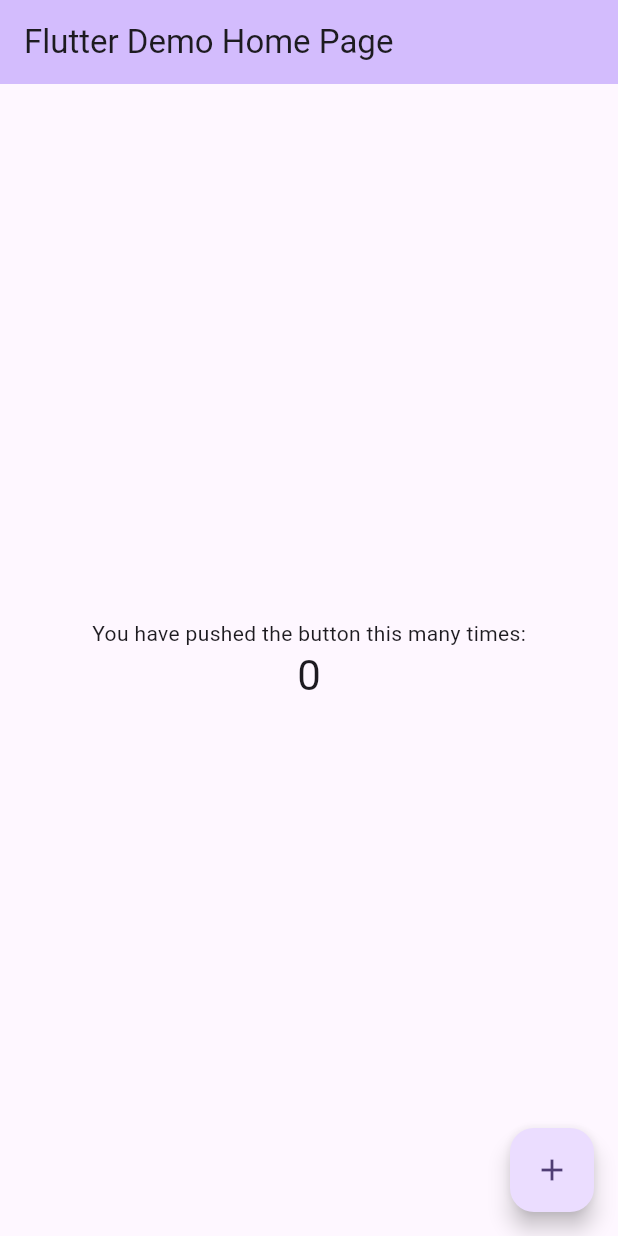
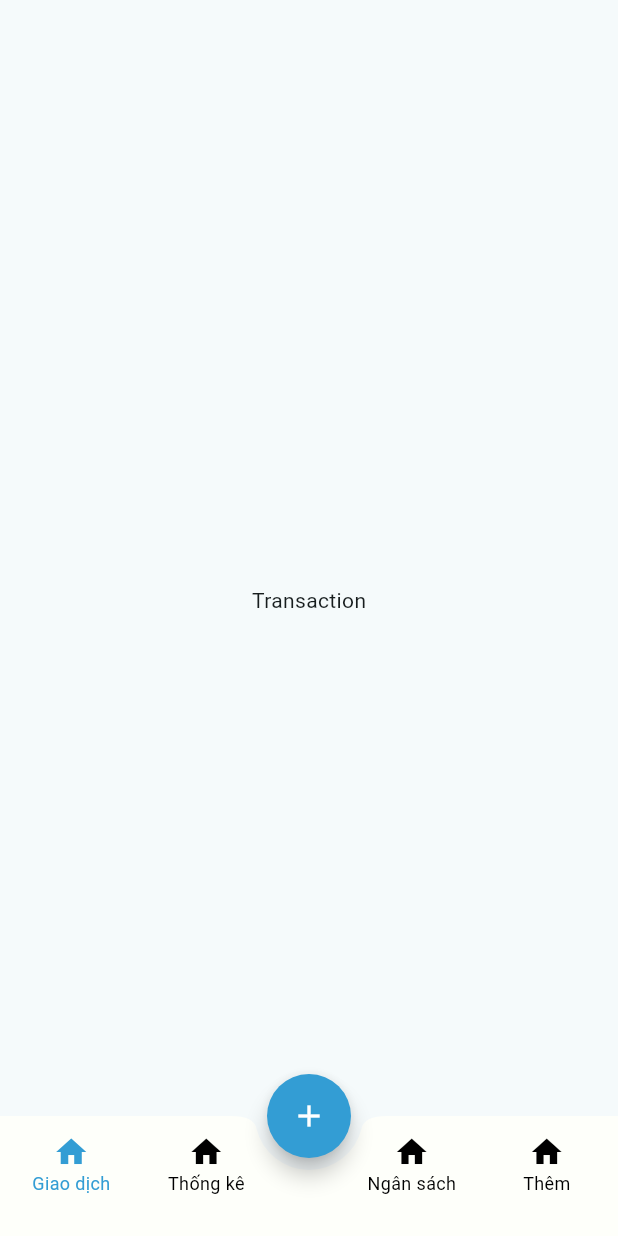
Before and after one commit to zont09/PersonalExpenseManagement, a Flutter app: the screen it shows after launch, on a phone screen of 412 x 824 dp. Run offline on Flutter 3.47's test engine with Material 3 defaults, Android fonts, the phone set to English and light mode, and no system bars.

Commit message:
Add bottom navigation

```diff
--- /dev/null
+++ b/lib/Resources/AppColor.dart
@@ -0,0 +1,9 @@
+import 'package:flutter/material.dart';
+
+class AppColors {
+  static const Color XanhDuong = Color(0xFF339DD4);
+  static const Color Cam = Color(0xFFFF7300);
+  static const Color CamNhat = Color(0xFFFEA42A);
+  static const Color XanhLaDam = Color(0xFF40A700);
+  static const Color Nen = Color(0xFFFEFFFA);
+}
--- /dev/null
+++ b/lib/Screen/Budget/Budget.dart
@@ -0,0 +1,9 @@
+import 'package:flutter/material.dart';
+
+class Budget extends StatelessWidget {
+  const Budget({super.key});
+  @override
+  Widget build(BuildContext context) {
+    return const Text("Budget");
+  }
+}
--- /dev/null
+++ b/lib/Screen/More/More.dart
@@ -0,0 +1,9 @@
+import 'package:flutter/material.dart';
+
+class More extends StatelessWidget {
+  const More({super.key});
+  @override
+  Widget build(BuildContext context) {
+    return const Text("More");
+  }
+}
--- /dev/null
+++ b/lib/Screen/Statistical/Statistical.dart
@@ -0,0 +1,9 @@
+import 'package:flutter/material.dart';
+
+class Statistical extends StatelessWidget {
+  const Statistical({super.key});
+  @override
+  Widget build(BuildContext context) {
+    return const Text("Statistical");
+  }
+}
--- /dev/null
+++ b/lib/Screen/Transaction/Transaction.dart
@@ -0,0 +1,9 @@
+import 'package:flutter/material.dart';
+
+class Transaction extends StatelessWidget {
+  const Transaction({super.key});
+  @override
+  Widget build(BuildContext context) {
+    return const Text("Transaction");
+  }
+}
--- a/lib/main.dart
+++ b/lib/main.dart
@@ -1,7 +1,20 @@
 import 'package:flutter/material.dart';
-
+import 'package:personal_expense_management/Screen/Budget/Budget.dart';
+import 'package:personal_expense_management/Screen/More/More.dart';
+import 'package:personal_expense_management/Resources/AppColor.dart';
+import 'package:personal_expense_management/Screen/Statistical/Statistical.dart';
+import 'package:personal_expense_management/Screen/Transaction/Transaction.dart';
 void main() {
   runApp(const MyApp());
+}
+
+class Routes {
+  static String Transaction = '/transaction';
+  static String Statistical = '/statistical';
+  static String Budget = '/budget';
+  static String More = '/more';
+  // static String Home = '/home';
+  // static String Home = '/home';
 }
 
 class MyApp extends StatelessWidget {
@@ -11,115 +24,141 @@
   @override
   Widget build(BuildContext context) {
     return MaterialApp(
+      debugShowCheckedModeBanner: false,
       title: 'Flutter Demo',
       theme: ThemeData(
-        // This is the theme of your application.
-        //
-        // TRY THIS: Try running your application with "flutter run". You'll see
-        // the application has a purple toolbar. Then, without quitting the app,
-        // try changing the seedColor in the colorScheme below to Colors.green
-        // and then invoke "hot reload" (save your changes or press the "hot
-        // reload" button in a Flutter-supported IDE, or press "r" if you used
-        // the command line to start the app).
-        //
-        // Notice that the counter didn't reset back to zero; the application
-        // state is not lost during the reload. To reset the state, use hot
-        // restart instead.
-        //
-        // This works for code too, not just values: Most code changes can be
-        // tested with just a hot reload.
-        colorScheme: ColorScheme.fromSeed(seedColor: Colors.deepPurple),
+        colorScheme: ColorScheme.fromSeed(seedColor: Color(0xFFF8F8F8)),
         useMaterial3: true,
       ),
-      home: const MyHomePage(title: 'Flutter Demo Home Page'),
+      home: SafeArea(child: HomeScreen()),
+      routes: {
+        Routes.Transaction: (context) => Transaction(),
+        Routes.Statistical: (context) => Statistical(),
+        Routes.Budget: (context) => Budget(),
+        Routes.More: (context) => More(),
+      },
     );
   }
 }
-
-class MyHomePage extends StatefulWidget {
-  const MyHomePage({super.key, required this.title});
-
-  // This widget is the home page of your application. It is stateful, meaning
-  // that it has a State object (defined below) that contains fields that affect
-  // how it looks.
-
-  // This class is the configuration for the state. It holds the values (in this
-  // case the title) provided by the parent (in this case the App widget) and
-  // used by the build method of the State. Fields in a Widget subclass are
-  // always marked "final".
-
-  final String title;
-
+class HomeScreen extends StatefulWidget {
   @override
-  State<MyHomePage> createState() => _MyHomePageState();
+  _HomeScreenState createState() => _HomeScreenState();
 }
 
-class _MyHomePageState extends State<MyHomePage> {
-  int _counter = 0;
+class _HomeScreenState extends State<HomeScreen> {
+  int _selectedIndex = 0;
 
-  void _incrementCounter() {
+  final List<Widget> _pages = [
+    Transaction(),
+    Statistical(),
+    Budget(),
+    More(),
+  ];
+  void _onItemTapped(int index) {
     setState(() {
-      // This call to setState tells the Flutter framework that something has
-      // changed in this State, which causes it to rerun the build method below
-      // so that the display can reflect the updated values. If we changed
-      // _counter without calling setState(), then the build method would not be
-      // called again, and so nothing would appear to happen.
-      _counter++;
+      _selectedIndex = index;
     });
   }
 
   @override
   Widget build(BuildContext context) {
-    // This method is rerun every time setState is called, for instance as done
-    // by the _incrementCounter method above.
-    //
-    // The Flutter framework has been optimized to make rerunning build methods
-    // fast, so that you can just rebuild anything that needs updating rather
-    // than having to individually change instances of widgets.
     return Scaffold(
       appBar: AppBar(
-        // TRY THIS: Try changing the color here to a specific color (to
-        // Colors.amber, perhaps?) and trigger a hot reload to see the AppBar
-        // change color while the other colors stay the same.
-        backgroundColor: Theme.of(context).colorScheme.inversePrimary,
-        // Here we take the value from the MyHomePage object that was created by
-        // the App.build method, and use it to set our appbar title.
-        title: Text(widget.title),
       ),
       body: Center(
-        // Center is a layout widget. It takes a single child and positions it
-        // in the middle of the parent.
-        child: Column(
-          // Column is also a layout widget. It takes a list of children and
-          // arranges them vertically. By default, it sizes itself to fit its
-          // children horizontally, and tries to be as tall as its parent.
-          //
-          // Column has various properties to control how it sizes itself and
-          // how it positions its children. Here we use mainAxisAlignment to
-          // center the children vertically; the main axis here is the vertical
-          // axis because Columns are vertical (the cross axis would be
-          // horizontal).
-          //
-          // TRY THIS: Invoke "debug painting" (choose the "Toggle Debug Paint"
-          // action in the IDE, or press "p" in the console), to see the
-          // wireframe for each widget.
-          mainAxisAlignment: MainAxisAlignment.center,
-          children: <Widget>[
-            const Text(
-              'You have pushed the button this many times:',
-            ),
-            Text(
-              '$_counter',
-              style: Theme.of(context).textTheme.headlineMedium,
-            ),
-          ],
+        child: IndexedStack(
+          index: _selectedIndex,
+          children: _pages,
         ),
       ),
       floatingActionButton: FloatingActionButton(
-        onPressed: _incrementCounter,
-        tooltip: 'Increment',
-        child: const Icon(Icons.add),
-      ), // This trailing comma makes auto-formatting nicer for build methods.
+        onPressed: () {},
+        child: Icon(Icons.add, color: Colors.white),
+        shape: CircleBorder(),
+        backgroundColor: AppColors.XanhDuong,
+      ),
+      floatingActionButtonLocation: FloatingActionButtonLocation.centerDocked,
+      bottomNavigationBar: Padding(
+        padding: const EdgeInsets.all(0.0),
+        child: BottomAppBar(
+          shape: CircularNotchedRectangle(),
+          notchMargin: 8.0,
+          color: AppColors.Nen,
+          child: Row(
+            mainAxisAlignment: MainAxisAlignment.spaceBetween,
+            children: [
+              InkWell(
+                onTap: () => {
+                  _onItemTapped(0)
+                },
+                child: Container(
+                  width: 63,
+                  child: Column(
+                    children: [
+                      Icon(Icons.home, color: _selectedIndex == 0 ? AppColors.XanhDuong : Colors.black,),
+                      Text("Giao dịch", style: TextStyle(
+                        color: _selectedIndex == 0 ? AppColors.XanhDuong : Colors.black,
+                        fontSize: 12),)
+                    ],
+                  ),
+                ),
+                borderRadius: BorderRadius.all(Radius.circular(10)),
+              ),
+
+              InkWell(
+                onTap: () => {
+                  _onItemTapped(1)
+                },
+                child: Container(
+                  width: 63,
+                  child: Column(
+                    children: [
+                      Icon(Icons.home, color: _selectedIndex == 1 ? AppColors.XanhDuong : Colors.black,),
+                      Text("Thống kê", style: TextStyle(
+                        color: _selectedIndex == 1 ? AppColors.XanhDuong : Colors.black, fontSize: 12),)
+                    ],
+                  ),
+                ),
+                borderRadius: BorderRadius.all(Radius.circular(10)),
+              ),
+              SizedBox(width: 20,),
+
+              InkWell(
+                onTap: () => {
+                  _onItemTapped(2)
+                },
+                child: Container(
+                  width: 63,
+                  child: Column(
+                    children: [
+                      Icon(Icons.home, color: _selectedIndex == 2 ? AppColors.XanhDuong : Colors.black,),
+                      Text("Ngân sách", style: TextStyle(color: _selectedIndex == 2 ? AppColors.XanhDuong : Colors.black,
+                          fontSize: 12),)
+                    ],
+                  ),
+                ),
+                borderRadius: BorderRadius.all(Radius.circular(10)),
+              ),
+              InkWell(
+                onTap: () => {
+                  _onItemTapped(3)
+                },
+                child: Container(
+                  width: 63,
+                  child: Column(
+                    children: [
+                      Icon(Icons.home, color: _selectedIndex == 3 ? AppColors.XanhDuong : Colors.black,),
+                      Text("Thêm", style: TextStyle(color: _selectedIndex == 3 ? AppColors.XanhDuong : Colors.black,
+                          fontSize: 12),)
+                    ],
+                  ),
+                ),
+                borderRadius: BorderRadius.all(Radius.circular(10)),
+              ),
+            ],
+          ),
+        ),
+      ),
     );
   }
 }
```
Also changed, not shown: pubspec.yaml (+1 -34 lines), pubspec.lock, 1 other file.
